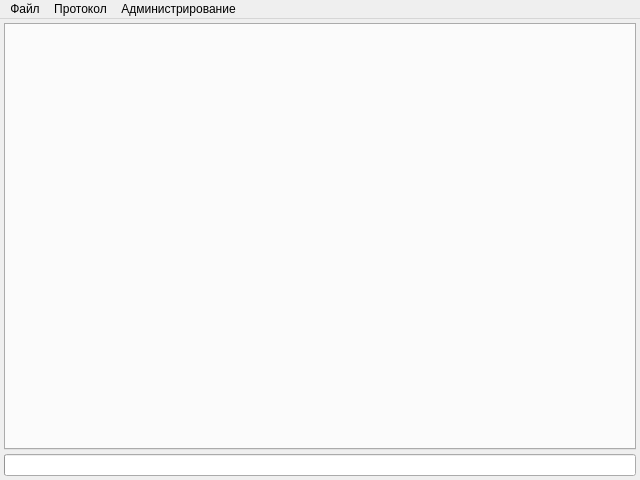
Gris87/ProtocolCreator, file src/main/mainwindow.ui: the form before one commit.
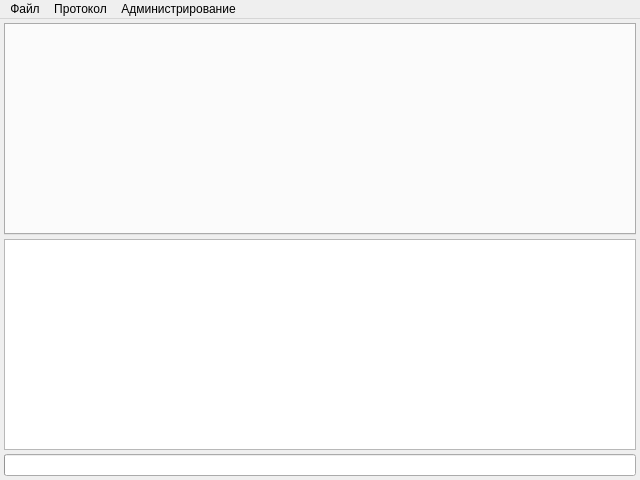
The form after the commit. Custom widgets are drawn as their Qt base class.

```diff
--- a/src/main/mainwindow.ui
+++ b/src/main/mainwindow.ui
@@ -19,6 +19,11 @@
      <number>4</number>
     </property>
     <item>
+     <layout class="QVBoxLayout" name="dividerLayout">
+      <property name="spacing">
+       <number>4</number>
+      </property>
+      <item>
      <widget class="MovableTabWidget" name="pagesTabWidget">
       <property name="movable">
        <bool>true</bool>
@@ -26,6 +31,11 @@
      </widget>
     </item>
     <item>
+       <widget class="QListWidget" name="logListWidget"/>
+      </item>
+     </layout>
+    </item>
+    <item>
      <widget class="QProgressBar" name="progressBar"/>
     </item>
    </layout>
```
Left out of the diff: 8 changed lines with no effect on the pictures. Lines whose indentation alone changed are shown as unchanged.
